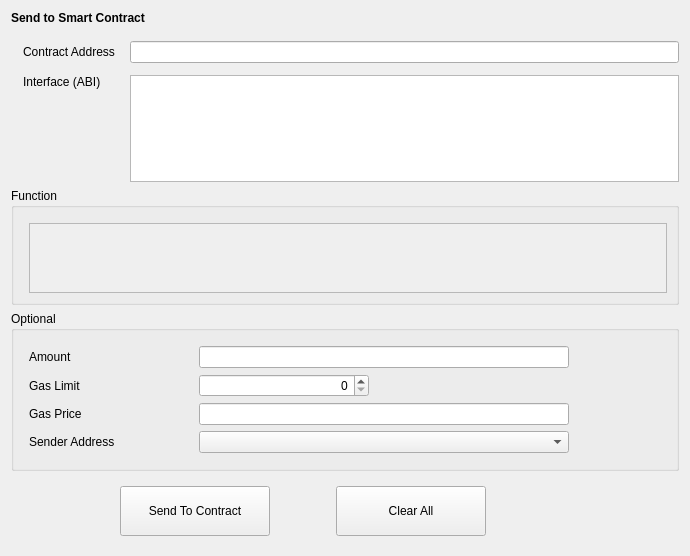
First picture: the form in src/qt/forms/sendtocontract.ui, repository HTMLCOIN/HTMLCOIN, before the edit.
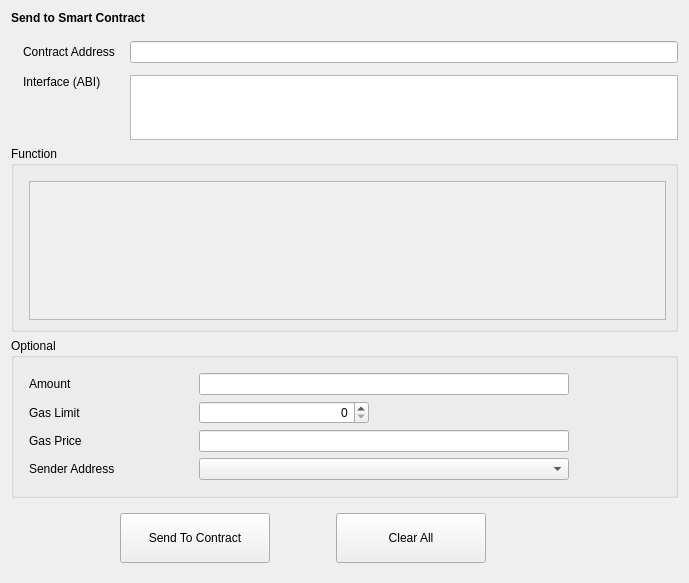
Second picture: the form after the edit. Custom widgets are drawn as their Qt base class.

Commit message: Extend the size of the function filed in contract GUI

What changed in the file:
```diff
--- a/src/qt/forms/sendtocontract.ui
+++ b/src/qt/forms/sendtocontract.ui
@@ -6,8 +6,8 @@
    <rect>
     <x>0</x>
     <y>0</y>
-    <width>690</width>
-    <height>556</height>
+    <width>689</width>
+    <height>583</height>
    </rect>
   </property>
   <property name="windowTitle">
@@ -73,7 +73,7 @@
          <property name="verticalSpacing">
           <number>12</number>
          </property>
-         <item row="0" column="1">
+         <item row="0" column="2">
           <widget class="QValidatedLineEdit" name="lineEditContractAddress"/>
          </item>
          <item row="0" column="0">
@@ -83,36 +83,31 @@
            </property>
           </widget>
          </item>
-         <item row="1" column="1">
+         <item row="1" column="2">
           <widget class="QValidatedTextEdit" name="textEditInterface">
+           <property name="sizePolicy">
+            <sizepolicy hsizetype="Expanding" vsizetype="Fixed">
+             <horstretch>0</horstretch>
+             <verstretch>0</verstretch>
+            </sizepolicy>
+           </property>
+           <property name="maximumSize">
+            <size>
+             <width>16777215</width>
+             <height>65</height>
+            </size>
+           </property>
            <property name="horizontalScrollBarPolicy">
             <enum>Qt::ScrollBarAlwaysOff</enum>
            </property>
           </widget>
          </item>
-         <item row="1" column="0">
-          <layout class="QVBoxLayout" name="verticalLayout_2">
-           <item>
-            <widget class="QLabel" name="labelInterface">
-             <property name="text">
-              <string>Interface (ABI)</string>
-             </property>
-            </widget>
-           </item>
-           <item>
-            <spacer name="verticalSpacer_2">
-             <property name="orientation">
-              <enum>Qt::Vertical</enum>
-             </property>
-             <property name="sizeHint" stdset="0">
-              <size>
-               <width>20</width>
-               <height>40</height>
-              </size>
-             </property>
-            </spacer>
-           </item>
-          </layout>
+         <item row="1" column="0" alignment="Qt::AlignTop">
+          <widget class="QLabel" name="labelInterface">
+           <property name="text">
+            <string>Interface (ABI)</string>
+           </property>
+          </widget>
          </item>
         </layout>
        </item>
@@ -141,8 +136,8 @@
               <rect>
                <x>0</x>
                <y>0</y>
-               <width>640</width>
-               <height>68</height>
+               <width>637</width>
+               <height>116</height>
               </rect>
              </property>
             </widget>
```
The commit also changes 5 other files.
